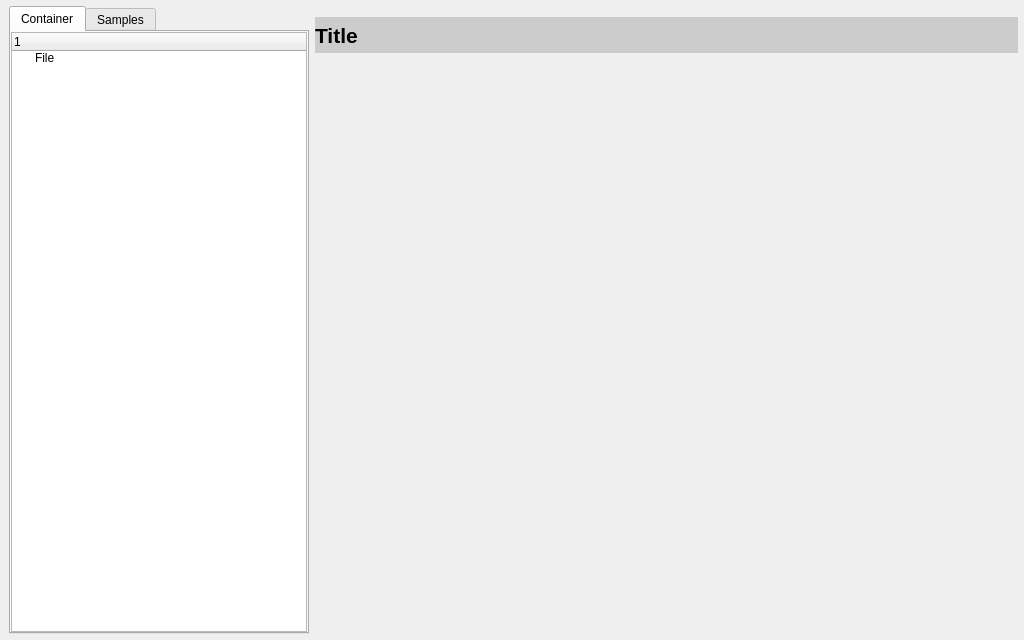
Old version of the form mini_analyser/ui/explorer.ui in the repository emericg/MiniVideo.
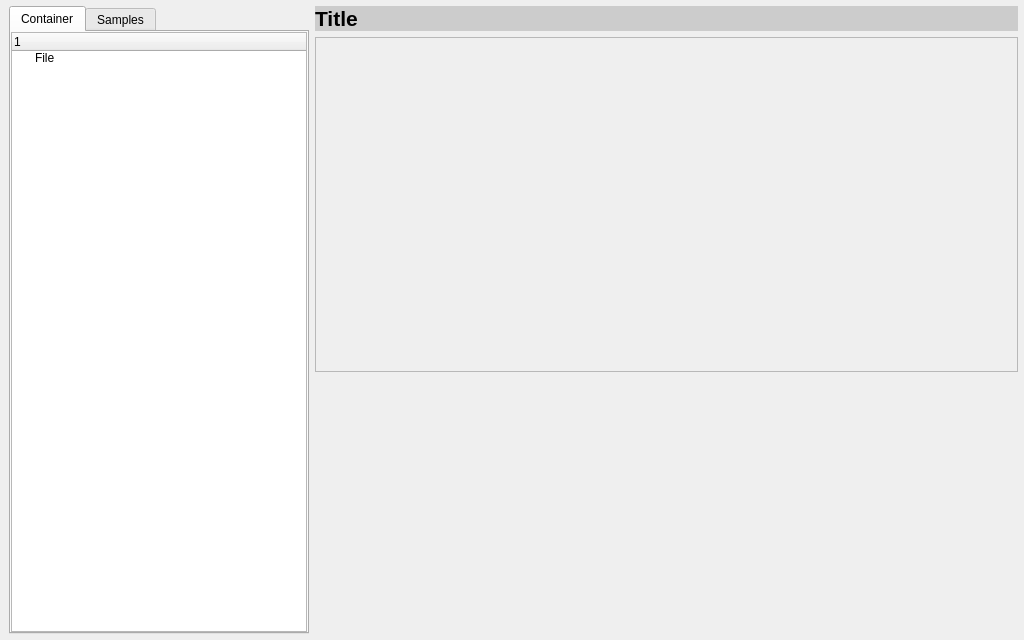
New version of the form. Icons and pictures are not drawn. Custom widgets are drawn as their Qt base class.

Commit message: mini_analyser: Improve explorer gui

```diff
--- a/mini_analyser/ui/explorer.ui
+++ b/mini_analyser/ui/explorer.ui
@@ -152,29 +152,63 @@
        </widget>
       </item>
       <item>
-       <layout class="QVBoxLayout" name="verticalLayout_content"/>
-      </item>
-      <item>
+       <widget class="QScrollArea" name="scrollArea_2">
+        <property name="minimumSize">
+         <size>
+          <width>0</width>
+          <height>256</height>
+         </size>
+        </property>
+        <property name="horizontalScrollBarPolicy">
+         <enum>Qt::ScrollBarAlwaysOff</enum>
+        </property>
+        <property name="widgetResizable">
+         <bool>true</bool>
+        </property>
+        <widget class="QWidget" name="scrollAreaWidgetContents_2">
+         <property name="geometry">
+          <rect>
+           <x>0</x>
+           <y>0</y>
+           <width>697</width>
+           <height>318</height>
+          </rect>
+         </property>
+         <layout class="QGridLayout" name="gridLayout_3">
+          <property name="leftMargin">
+           <number>0</number>
+          </property>
+          <property name="rightMargin">
+           <number>0</number>
+          </property>
+          <item row="1" column="0">
        <layout class="QGridLayout" name="gridLayout_content"/>
       </item>
-      <item>
+          <item row="2" column="0">
        <spacer name="verticalSpacer">
         <property name="orientation">
          <enum>Qt::Vertical</enum>
         </property>
-        <property name="sizeType">
-         <enum>QSizePolicy::Minimum</enum>
-        </property>
         <property name="sizeHint" stdset="0">
          <size>
           <width>20</width>
-          <height>40</height>
+              <height>0</height>
          </size>
         </property>
        </spacer>
       </item>
+         </layout>
+        </widget>
+       </widget>
+      </item>
       <item>
        <widget class="QHexEdit" name="widget_hex" native="true">
+        <property name="minimumSize">
+         <size>
+          <width>512</width>
+          <height>256</height>
+         </size>
+        </property>
         <property name="maximumSize">
          <size>
           <width>16777215</width>
```
Left out of the diff: 6 changed lines with no effect on the pictures. Lines whose indentation alone changed are shown as unchanged. The commit also changes 1 other file.
